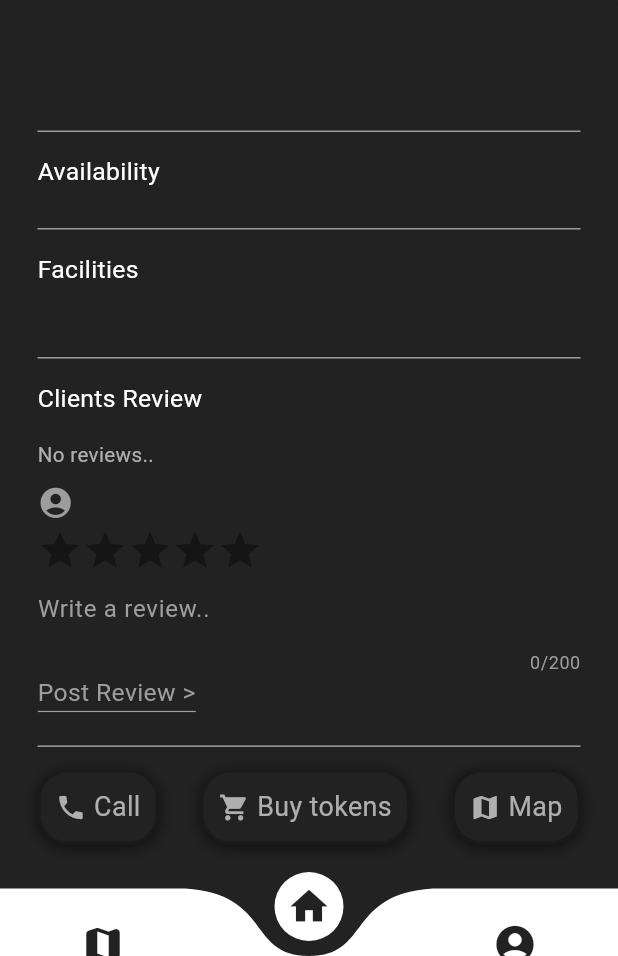
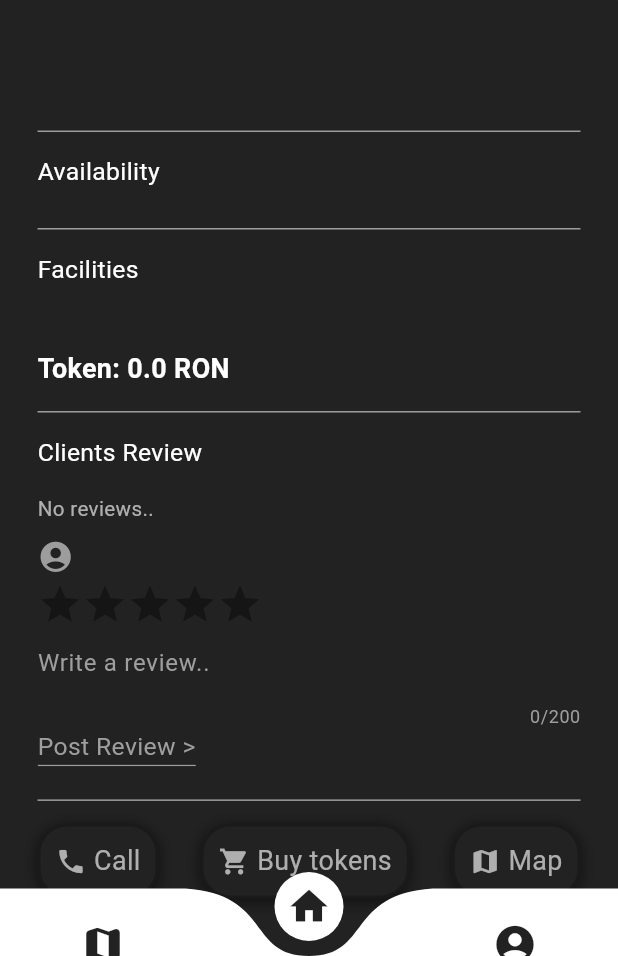
Before and after one commit to DenisaFleancu26/CarWash, a Flutter app: the CarWashScreen screen opened directly with empty values, scrolled down 77 dp, on a phone screen of 412 x 824 dp, the part 280-1236 px from its top. Run offline on Flutter 3.47's test engine with Material 3 defaults, Android fonts, the phone set to English and light mode, and no system bars; drawn by our look-alikes of curved_navigation_bar, flutter_rating_bar; our stand-ins replace cloud_firestore, firebase_auth, firebase_core, geolocator, google_maps_flutter, internet_connection_checker; missing offline and left inert: custom_info_window, firebase_cached_image, flutter_geocoder, flutter_phone_direct_caller; accounts and stored records are empty.

Commit message:
CARWASH-16 Small changes on design

```diff
--- a/car_wash/lib/screens/carwash_screen.dart
+++ b/car_wash/lib/screens/carwash_screen.dart
@@ -189,11 +189,11 @@ class _CarWashState extends State<CarWashScreen> {
                           BorderRadius.vertical(top: Radius.circular(50)),
                     ),
                     child: Padding(
-                      padding:
-                          const EdgeInsets.only(left: 25, top: 15, right: 10),
-                      child: Column(
+                      padding: const EdgeInsets.only(
+                          left: 25, top: 15, right: 10, bottom: 5),
+                      child: Row(
                           mainAxisAlignment: MainAxisAlignment.start,
-                          crossAxisAlignment: CrossAxisAlignment.start,
+                          crossAxisAlignment: CrossAxisAlignment.center,
                           children: [
                             RatingBar.builder(
                               initialRating: widget.carwash.averageRating(
@@ -207,10 +207,20 @@ class _CarWashState extends State<CarWashScreen> {
                               onRatingUpdate: (rating) {},
                               ignoreGestures: true,
                             ),
+                            const SizedBox(width: 2),
+                            Text(
+                              '(${widget.carwash.nrRatings})',
+                              style: TextStyle(
+                                color: const Color.fromARGB(195, 190, 190, 190),
+                                fontSize:
+                                    MediaQuery.of(context).size.width / 30,
+                              ),
+                            ),
                           ]),
                     ),
                   ),
                 ),
+                if (widget.carwash.hours == 'non-stop')
                   Positioned(
                     top: MediaQuery.of(context).size.width * 0.49,
                     right: MediaQuery.of(context).size.width * 0.1,
@@ -240,6 +250,7 @@ class _CarWashState extends State<CarWashScreen> {
                           ),
                         )),
                   ),
+                if (widget.carwash.hours == 'non-stop')
                   Positioned(
                     top: 180,
                     right: MediaQuery.of(context).size.width * 0.05,
@@ -341,6 +352,9 @@ class _CarWashState extends State<CarWashScreen> {
                       height: 1,
                       color: const Color.fromARGB(255, 157, 157, 157),
                     ),
+                    Row(
+                      mainAxisAlignment: MainAxisAlignment.spaceBetween,
+                      children: [
                         Text(
                           'Facilities',
                           style: TextStyle(
@@ -348,12 +362,31 @@ class _CarWashState extends State<CarWashScreen> {
                             fontSize: MediaQuery.of(context).size.width / 25,
                           ),
                         ),
+                        if (widget.carwash.hours != 'non-stop')
+                          Text(
+                            widget.carwash.hours,
+                            style: TextStyle(
+                              color: const Color.fromARGB(255, 255, 255, 255),
+                              fontSize: MediaQuery.of(context).size.width / 25,
+                            ),
+                          ),
+                      ],
+                    ),
                     const SizedBox(height: 10),
                     Text(
                       widget.carwash.facilities,
                       style: TextStyle(
                         color: const Color.fromARGB(255, 181, 181, 181),
                         fontSize: MediaQuery.of(context).size.width / 28,
+                      ),
+                    ),
+                    const SizedBox(height: 10),
+                    Text(
+                      'Token: ${widget.carwash.price} RON',
+                      style: TextStyle(
+                        fontWeight: FontWeight.bold,
+                        color: const Color.fromARGB(255, 255, 255, 255),
+                        fontSize: MediaQuery.of(context).size.width / 23,
                       ),
                     ),
                     Container(
```
Also changed, not shown: car_wash/lib/screens/home_screen.dart (+44 -6 lines), car_wash/lib/screens/map_screen.dart (+16 -0 lines). Lines whose indentation alone changed are shown as unchanged.
